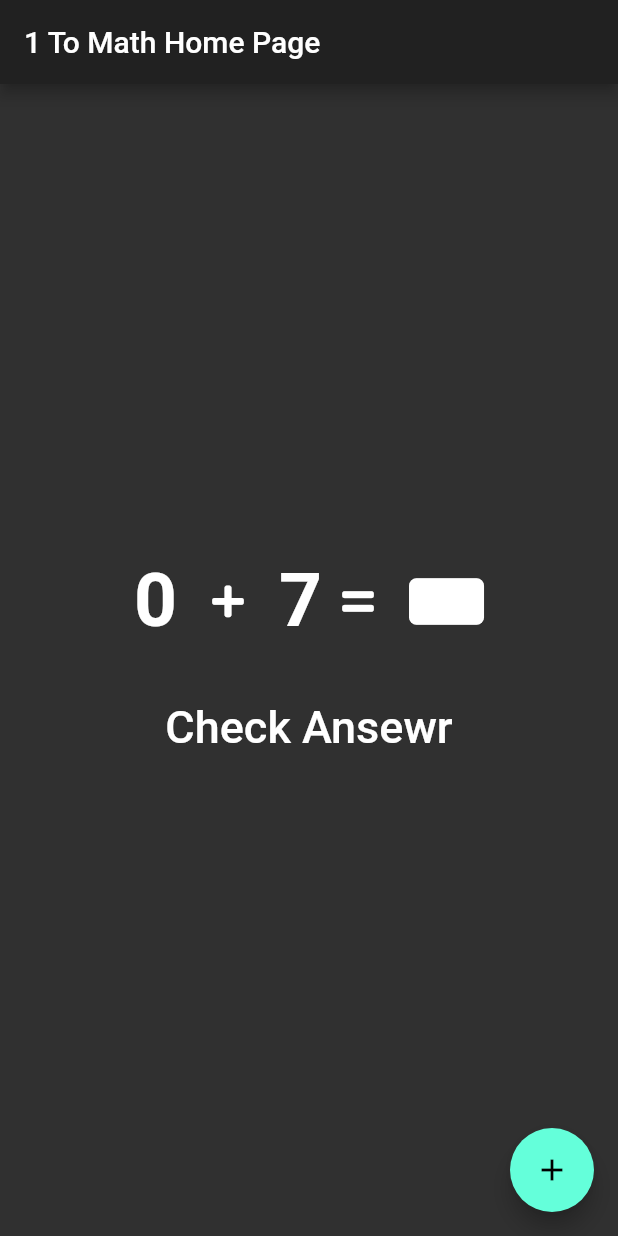
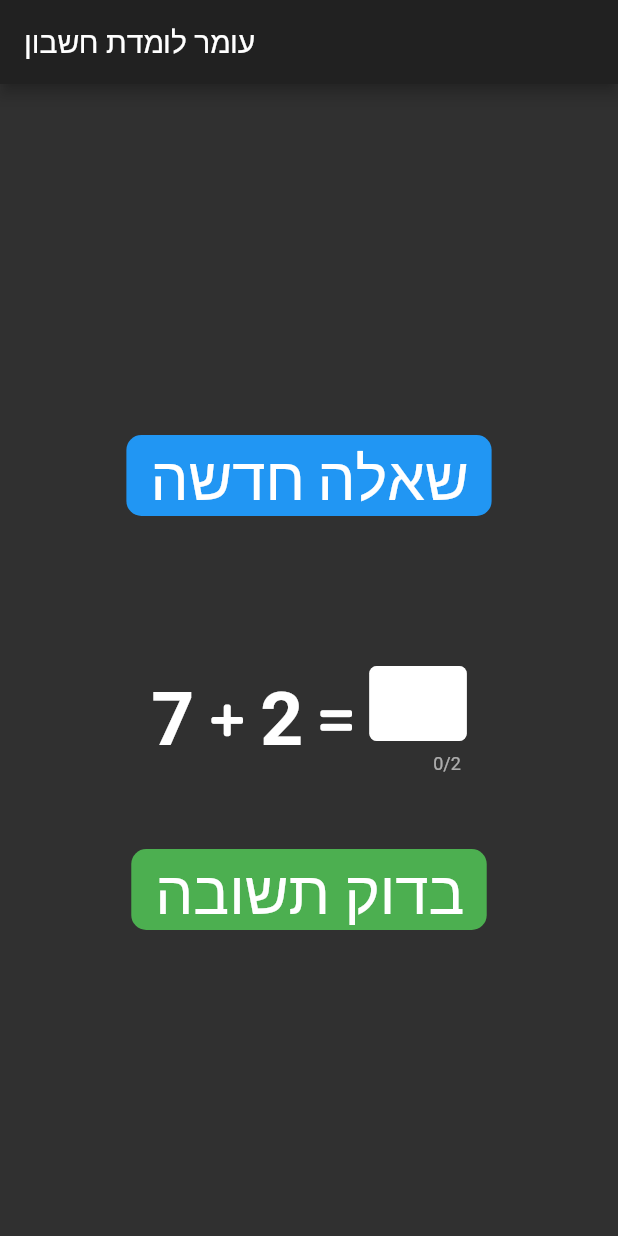
Before and after one commit to AdamRussak/one_to_math, a Flutter app: the screen it shows after launch, on a phone screen of 412 x 824 dp. Run offline on Flutter 3.47's test engine with Material 2 defaults, Android fonts, the phone set to English and light mode, and no system bars; our stand-ins replace after_layout, fluttertoast, font_awesome_flutter, rflutter_alert.

```diff
--- a/lib/const.dart
+++ b/lib/const.dart
@@ -4,3 +4,7 @@ const KmathStyle = TextStyle(
   fontSize: 50.0,
   fontWeight: FontWeight.bold,
 );
+const KmathButtonTextStyle = TextStyle(
+  fontSize: 40.0,
+  fontWeight: FontWeight.w200,
+);
--- a/lib/main.dart
+++ b/lib/main.dart
@@ -14,9 +14,9 @@ class MyApp extends StatelessWidget {
     return ChangeNotifierProvider(
       create: (context) => MathBrain(),
       child: MaterialApp(
-        title: 'one_to_math',
+        title: 'עומר לומדת חשבון',
         theme: ThemeData.dark(),
-        home: MathSettings(title: '1 To Math Home Page'),
+        home: MathSettings(title: 'עומר לומדת חשבון'),
       ),
     );
   }
--- a/lib/screens/math_main.dart
+++ b/lib/screens/math_main.dart
@@ -5,6 +5,7 @@ import 'package:rflutter_alert/rflutter_alert.dart';
 import 'package:font_awesome_flutter/font_awesome_flutter.dart';
 import 'package:after_layout/after_layout.dart';
 import 'package:one_to_math/const.dart';
+import 'package:fluttertoast/fluttertoast.dart';
 
 class MathSettings extends StatefulWidget {
   MathSettings({this.title});
@@ -17,25 +18,83 @@ class MathSettings extends StatefulWidget {
 
 class _MyHomePageState extends State<MathSettings>
     with AfterLayoutMixin<MathSettings> {
-  void checkAnsewr(int result) {
+  final answerTextController = TextEditingController();
+  String userAnswer;
+  bool userInput = false;
+  void checkAnsewr(int userAnswer, bool userInput) {
+    if (userAnswer ==
+            Provider.of<MathBrain>(context, listen: false).questionResult &&
+        userInput) {
       Alert(
         context: context,
-      type: AlertType.none,
-      title: "The Answer is:",
-      desc: result.toString(),
+        type: AlertType.success,
+        title: ":התשובה",
+        desc: Provider.of<MathBrain>(context, listen: false)
+            .questionResult
+            .toString(),
         style: AlertStyle(descStyle: KmathStyle, titleStyle: KmathStyle),
         buttons: [
           DialogButton(
             child: Text(
-            "New Qustion",
+              "שאלה חדשה",
               style: TextStyle(color: Colors.white, fontSize: 20),
             ),
-          onPressed: () => Navigator.pop(context),
+            onPressed: () {
+              Navigator.pop(context);
+              Provider.of<MathBrain>(context, listen: false).getQustion();
+            },
             width: 150,
             color: Colors.black45,
           )
         ],
       ).show();
+    } else if (userAnswer !=
+            Provider.of<MathBrain>(context, listen: false).questionResult &&
+        userInput) {
+      Fluttertoast.showToast(
+          msg: "תשובה לא נכונה, נסי/ה שנית",
+          toastLength: Toast.LENGTH_SHORT,
+          gravity: ToastGravity.CENTER,
+          timeInSecForIosWeb: 1,
+          backgroundColor: Colors.red,
+          textColor: Colors.white,
+          fontSize: 16.0);
+    } else if (!userInput) {
+      Alert(
+        context: context,
+        type: AlertType.none,
+        title: ":התשובה",
+        desc: Provider.of<MathBrain>(context, listen: false)
+            .questionResult
+            .toString(),
+        style: AlertStyle(descStyle: KmathStyle, titleStyle: KmathStyle),
+        buttons: [
+          DialogButton(
+            child: Text(
+              "שאלה חדשה",
+              style: TextStyle(color: Colors.white, fontSize: 15),
+            ),
+            onPressed: () {
+              Navigator.pop(context);
+              Provider.of<MathBrain>(context, listen: false).getQustion();
+            },
+            width: 150,
+            color: Colors.black45,
+          ),
+          DialogButton(
+            child: Text(
+              "חזור",
+              style: TextStyle(color: Colors.white, fontSize: 15),
+            ),
+            onPressed: () {
+              Navigator.pop(context);
+            },
+            width: 150,
+            color: Colors.black45,
+          )
+        ],
+      ).show();
+    }
   }
 
   @override
@@ -50,6 +109,22 @@ class _MyHomePageState extends State<MathSettings>
             child: Column(
               mainAxisAlignment: MainAxisAlignment.center,
               children: <Widget>[
+                SizedBox(
+                  height: 30.0,
+                ),
+                FlatButton(
+                  onPressed: mathBrain.getQustion,
+                  child: Text(
+                    "שאלה חדשה",
+                    style: KmathButtonTextStyle,
+                  ),
+                  color: Colors.blue,
+                  shape: RoundedRectangleBorder(
+                      borderRadius: BorderRadius.circular(10)),
+                ),
+                SizedBox(
+                  height: 100.0,
+                ),
                 Row(mainAxisAlignment: MainAxisAlignment.center, children: [
                   Text(
                     mathBrain.randomNumber1 != null
@@ -60,12 +135,9 @@ class _MyHomePageState extends State<MathSettings>
                   SizedBox(
                     width: 10.0,
                   ),
-                  IconButton(
-                    icon: mathBrain.randomBoolean
-                        ? FaIcon(FontAwesomeIcons.plus)
-                        : FaIcon(FontAwesomeIcons.minus),
-                    onPressed: () {},
-                  ),
+                  Icon(mathBrain.randomBoolean
+                      ? FontAwesomeIcons.plus
+                      : FontAwesomeIcons.minus),
                   SizedBox(
                     width: 10.0,
                   ),
@@ -75,18 +147,22 @@ class _MyHomePageState extends State<MathSettings>
                         : "",
                     style: KmathStyle,
                   ),
-                  IconButton(
-                    icon: FaIcon(FontAwesomeIcons.equals),
-                    onPressed: () {},
+                  SizedBox(
+                    width: 10.0,
                   ),
+                  Icon(FontAwesomeIcons.equals),
                   SizedBox(
                     width: 10.0,
                   ),
                   SizedBox(
-                    width: 50,
+                    width: 65,
                     child: TextField(
+                      controller: answerTextController,
+                      maxLength: mathBrain.maxNumber.toString().length,
+                      maxLengthEnforced: true,
                       enabled: mathBrain.questionResult == null ? false : true,
-                      style: TextStyle(color: Colors.black, fontSize: 20),
+                      style: TextStyle(
+                          color: Colors.black, fontSize: 35, height: 1.2),
                       decoration: InputDecoration(
                           isDense: true,
                           contentPadding: EdgeInsets.all(4),
@@ -104,36 +180,42 @@ class _MyHomePageState extends State<MathSettings>
                               Radius.circular(5),
                             ),
                           )),
-                      keyboardType: TextInputType.text,
+                      keyboardType: TextInputType.number,
                       textAlign: TextAlign.left,
-                      onChanged: (newText) {},
+                      onChanged: (newText) {
+                        userAnswer = newText;
+                        userInput = true;
+                      },
                     ),
                   ),
                 ]),
                 SizedBox(
-                  height: 30.0,
+                  height: 50.0,
                 ),
                 FlatButton(
                   textColor: Colors.white,
                   child: Text(
-                    'Check Ansewr',
-                    style: TextStyle(
-                      color: Colors.white,
-                      fontSize: 30.0,
+                    'בדוק תשובה',
+                    style: KmathButtonTextStyle,
                   ),
-                  ),
+                  color: Colors.green,
+                  shape: RoundedRectangleBorder(
+                      borderRadius: BorderRadius.circular(10)),
                   onPressed: () {
+                    var intAnswer;
                     //The user picked true.
-                    checkAnsewr(mathBrain.questionResult);
+                    if (userAnswer == null) {
+                      intAnswer = 1;
+                    } else {
+                      intAnswer = int.parse(userAnswer);
+                    }
+                    checkAnsewr(intAnswer == null ? 0 : intAnswer, userInput);
+                    answerTextController.clear();
+                    userInput = false;
                   },
                 ),
               ],
             ),
-          ),
-          floatingActionButton: FloatingActionButton(
-            onPressed: mathBrain.getQustion,
-            tooltip: 'newMath Qustion',
-            child: Icon(Icons.add),
           ),
         );
       },
--- a/pubspec.yaml
+++ b/pubspec.yaml
@@ -32,6 +32,7 @@ dependencies:
   rflutter_alert: ^1.1.0
   font_awesome_flutter: ^8.11.0
   after_layout: ^1.0.7+2
+  fluttertoast: ^7.1.8
 
 dev_dependencies:
   flutter_test:
```
Also changed, not shown: lib/engine/math_brain.dart (+9 -3 lines), pubspec.lock, 2 other files. Lines whose indentation alone changed are shown as unchanged.
